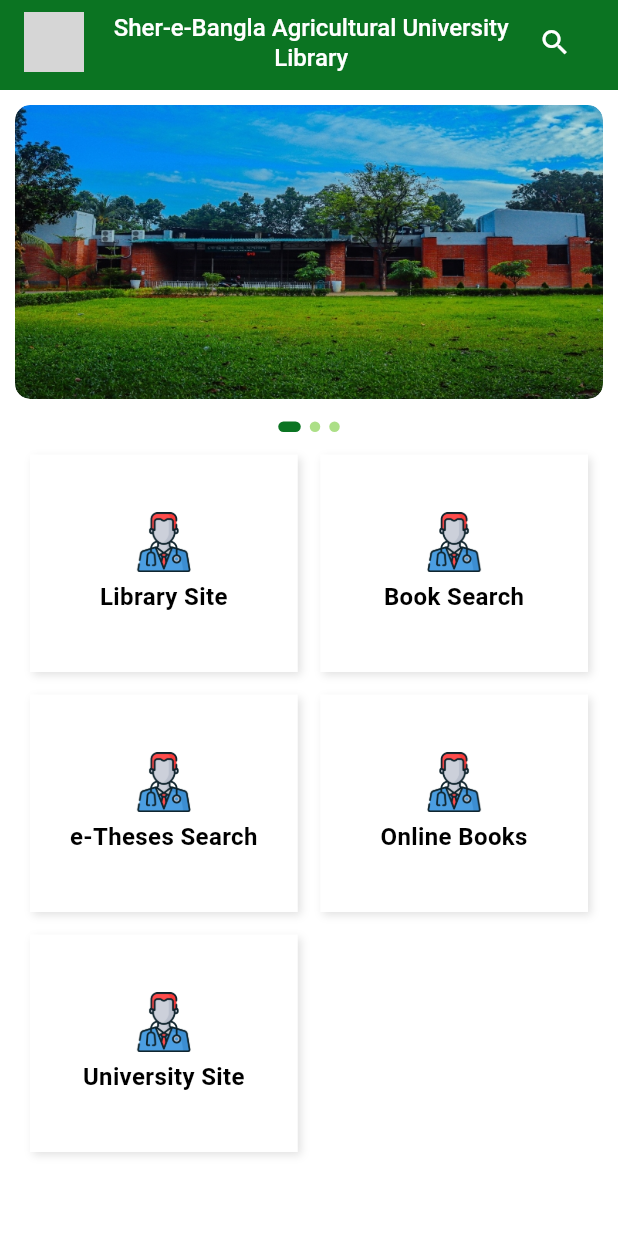
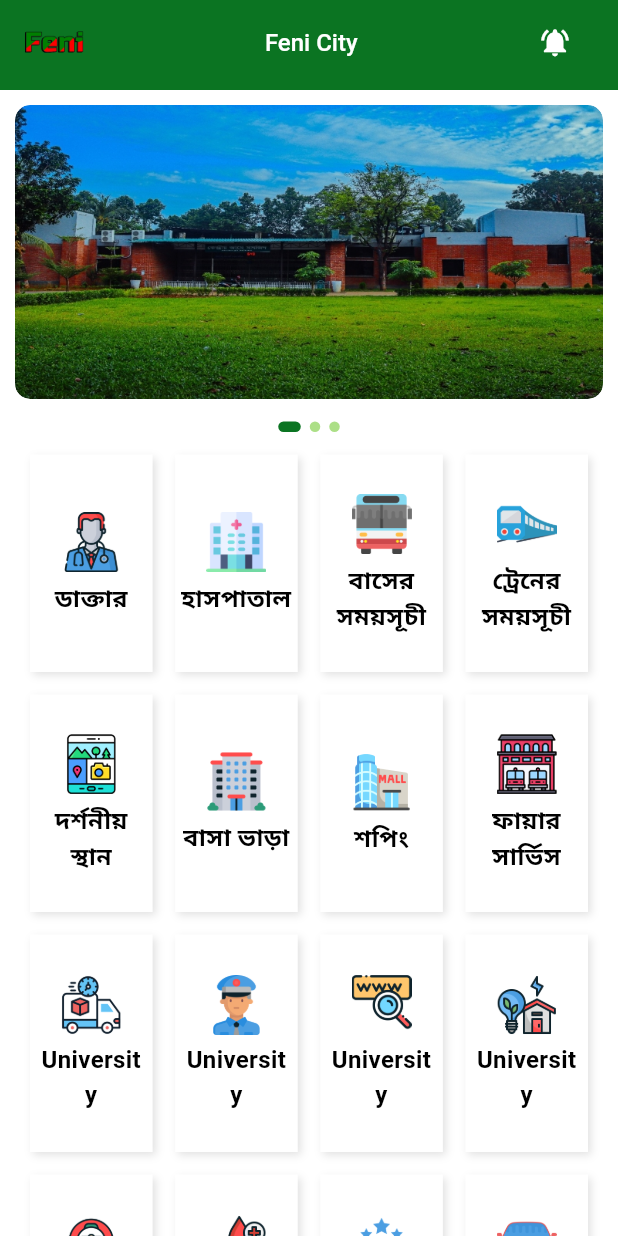
Before and after one commit to saeid721/feni_city, a Flutter app: the screen it shows after launch, on a phone screen of 412 x 824 dp. Run offline on Flutter 3.47's test engine with Material 3 defaults, Android fonts, the phone set to English and light mode, and no system bars; drawn by our look-alikes of carousel_slider; our stand-ins replace get, shimmer, webview_flutter; Roboto replaces fonts that are missing (Poppins, Rubik); grey boxes are pictures that could not be loaded.

Commit message:
icon update

```diff
--- a/lib/global/constants/images.dart
+++ b/lib/global/constants/images.dart
@@ -11,45 +11,45 @@
 
   //::::::::::::::::::::::::: Splash Img
 
-  static const String appLogo = 'assets/images/app_logo.png';
+  static const String appLogo = 'assets/images/FeniCitylogo.png';
   static const String oxfordInc = 'assets/images/oxford.png';
 
   static const String doctorInc = 'assets/icons/doctor.png';
+  static const String hospitalInc = 'assets/icons/hospital.png';
+  static const String busInc = 'assets/icons/bus.png';
+  static const String trainInc = 'assets/icons/train.png';
+  static const String touristPlacesInc = 'assets/icons/tourist_places.png';
+  static const String roomRentInc = 'assets/icons/room_rent.png';
+  static const String shoppingCenterInc = 'assets/icons/shopping_center.png';
+  static const String fireStationInc = 'assets/icons/fire_station.png';
+  static const String courierServicesInc = 'assets/icons/courier_services.png';
+  static const String policeInc = 'assets/icons/police.png';
+  static const String websiteInc = 'assets/icons/website.png';
+  static const String lightInc = 'assets/icons/light.png';
+  static const String diagnosticInc = 'assets/icons/diagnostic.png';
+  static const String bloodInc = 'assets/icons/blood.png';
+  static const String hotelInc = 'assets/icons/hotel.png';
+  static const String carInc = 'assets/icons/car.png';
+  static const String mistriInc = 'assets/icons/mistri.png';
+  static const String customerCareInc = 'assets/icons/customer_care.png';
+  static const String jobInc = 'assets/icons/job.png';
+  static const String entrepreneurInc = 'assets/icons/entrepreneur.png';
+  static const String teacherInc = 'assets/icons/teacher.png';
+  static const String makeupInc = 'assets/icons/makeup2.png';
+  static const String restaurantInc = 'assets/icons/restaurant.png';
+  static const String flatLandInc = 'assets/icons/flat_land.png';
+  static const String videoInc = 'assets/icons/video.png';
+  static const String newspaperInc = 'assets/icons/newspaper.png';
+  static const String collageInc = 'assets/icons/collage.png';
+  static const String nurseryInc = 'assets/icons/nursery.png';
 
-  static const String bloodInc = 'assets/icons/blood.png';
-  static const String buildingInc = 'assets/icons/building.png';
-  static const String librarySiteInc = 'assets/icons/bus.png';
-  static const String busInc = 'assets/icons/library.png';
-  static const String carInc = 'assets/icons/car.png';
-  static const String collageInc = 'assets/icons/collage.png';
+  static const String homeInc = 'assets/icons/home.png';
   static const String contactInc = 'assets/icons/contact.png';
-  static const String customerCareInc = 'assets/icons/customer_care.png';
+  static const String notificationInc = 'assets/icons/notification.png';
+  static const String userInc = 'assets/icons/user.png';
+
   static const String emailInc = 'assets/icons/email.png';
-  static const String entrepreneurInc = 'assets/icons/entrepreneur.png';
   static const String facebookInc = 'assets/icons/facebook.png';
-  static const String fireStationInc = 'assets/icons/fire_station.png';
-  static const String homeInc = 'assets/icons/home.png';
-  static const String hospitalInc = 'assets/icons/hospital.png';
-  static const String diagnosticInc = 'assets/icons/diagnostic.png';
-  static const String jobInc = 'assets/icons/job.png';
-  static const String lightInc = 'assets/icons/light.png';
-  static const String locationInc = 'assets/icons/location.png';
-  static const String makeupInc = 'assets/icons/makeup2.png';
-  static const String mistriInc = 'assets/icons/mistri.png';
-  static const String newspaperInc = 'assets/icons/newspaper.png';
-  static const String notificationInc = 'assets/icons/notification.png';
-  static const String nurseryInc = 'assets/icons/nursery.png';
-  static const String officeBuildingInc = 'assets/icons/office_building.png';
-  static const String policeInc = 'assets/icons/police.png';
   static const String phoneInc = 'assets/icons/phone.png';
-  static const String restaurantInc = 'assets/icons/restaurant.png';
-  static const String hotelInc = 'assets/icons/hotel.png';
-  static const String shoppingCenterInc = 'assets/icons/shopping_center.png';
-  static const String touristPlacesInc = 'assets/icons/tourist_places.png';
-  static const String trainInc = 'assets/icons/train.png';
-  static const String userInc = 'assets/icons/user.png';
-  static const String courierServicesInc = 'assets/icons/courier_services.png';
-  static const String videoInc = 'assets/icons/video.png';
-  static const String websiteInc = 'assets/icons/website.png';
 
 }
--- a/lib/global/widget/custom_app_bar.dart
+++ b/lib/global/widget/custom_app_bar.dart
@@ -46,7 +46,7 @@
               GestureDetector(
                 onTap: onSearchTap,
                 child: const Icon(
-                  Icons.search,
+                  Icons.notifications_active,
                   color: ColorRes.white,
                   size: 22,
                 ),
--- a/lib/views/home_screen.dart
+++ b/lib/views/home_screen.dart
@@ -21,11 +21,34 @@
 
 class _HomeScreenState extends State<HomeScreen> {
   List<GlobalMenuModel> menuItem = [
-    GlobalMenuModel(img: Images.doctorInc, text: 'Library Site'),
-    GlobalMenuModel(img: Images.doctorInc, text: 'Book Search'),
-    GlobalMenuModel(img: Images.doctorInc, text: 'e-Theses Search'),
-    GlobalMenuModel(img: Images.doctorInc, text: 'Online Books'),
-    GlobalMenuModel(img: Images.doctorInc, text: 'University Site'),
+    GlobalMenuModel(img: Images.doctorInc, text: 'ডাক্তার'),
+    GlobalMenuModel(img: Images.hospitalInc, text: 'হাসপাতাল'),
+    GlobalMenuModel(img: Images.busInc, text: 'বাসের সময়সূচী'),
+    GlobalMenuModel(img: Images.trainInc, text: 'ট্রেনের সময়সূচী'),
+    GlobalMenuModel(img: Images.touristPlacesInc, text: 'দর্শনীয় স্থান'),
+    GlobalMenuModel(img: Images.roomRentInc, text: 'বাসা ভাড়া'),
+    GlobalMenuModel(img: Images.shoppingCenterInc, text: 'শপিং'),
+    GlobalMenuModel(img: Images.fireStationInc, text: 'ফায়ার সার্ভিস'),
+    GlobalMenuModel(img: Images.courierServicesInc, text: 'University'),
+    GlobalMenuModel(img: Images.policeInc, text: 'University'),
+    GlobalMenuModel(img: Images.websiteInc, text: 'University'),
+    GlobalMenuModel(img: Images.lightInc, text: 'University'),
+    GlobalMenuModel(img: Images.diagnosticInc, text: 'University'),
+    GlobalMenuModel(img: Images.bloodInc, text: 'University'),
+    GlobalMenuModel(img: Images.hotelInc, text: 'University'),
+    GlobalMenuModel(img: Images.carInc, text: 'University'),
+    GlobalMenuModel(img: Images.mistriInc, text: 'University'),
+    GlobalMenuModel(img: Images.customerCareInc, text: 'University'),
+    GlobalMenuModel(img: Images.jobInc, text: 'University'),
+    GlobalMenuModel(img: Images.entrepreneurInc, text: 'University'),
+    GlobalMenuModel(img: Images.teacherInc, text: 'University'),
+    GlobalMenuModel(img: Images.makeupInc, text: 'University'),
+    GlobalMenuModel(img: Images.restaurantInc, text: 'University'),
+    GlobalMenuModel(img: Images.flatLandInc, text: 'University'),
+    GlobalMenuModel(img: Images.videoInc, text: 'University'),
+    GlobalMenuModel(img: Images.newspaperInc, text: 'University'),
+    GlobalMenuModel(img: Images.collageInc, text: 'University'),
+    GlobalMenuModel(img: Images.nurseryInc, text: 'University'),
   ];
 
   int currentIndex = 0;
@@ -43,13 +66,12 @@
       backgroundColor: Colors.white,
       resizeToAvoidBottomInset: false,
       appBar: CustomAppBar(
-        title: 'Sher-e-Bangla Agricultural University Library',
+        title: 'Feni City',
         onSearchTap: () {
           // Handle search action
         },
       ),
-      body: SafeArea(
-        child: Column(
+      body: Column(
         spacing: 5,
         children: [
           // Carousel Slider
@@ -105,12 +127,13 @@
           const SizedBox(height: 5),
 
 
-            GridView.builder(
+          SingleChildScrollView(
+            child: GridView.builder(
                 itemCount: menuItem.length,
                 shrinkWrap: true,
                 physics: const NeverScrollableScrollPhysics(),
                 gridDelegate: const SliverGridDelegateWithFixedCrossAxisCount(
-                    crossAxisCount: 2,
+                    crossAxisCount: 4,
                     mainAxisSpacing: 15,
                     crossAxisSpacing: 15,
                     mainAxisExtent: 145
@@ -135,6 +158,60 @@
                           case 4:
                             Get.to(()=> const TrainWebViewScreen());
                             break;
+                          case 5:
+                            Get.to(()=> const DoctorScreen());
+                            break;
+                          case 6:
+                            Get.to(()=> const DoctorScreen());
+                            break;
+                          case 7:
+                            Get.to(()=> const DoctorScreen());
+                            break;
+                          case 8:
+                            Get.to(()=> const DoctorScreen());
+                            break;
+                          case 9:
+                            Get.to(()=> const DoctorScreen());
+                            break;
+                          case 10:
+                            Get.to(()=> const DoctorScreen());
+                            break;
+                          case 11:
+                            Get.to(()=> const DoctorScreen());
+                            break;
+                          case 12:
+                            Get.to(()=> const DoctorScreen());
+                            break;
+                          case 13:
+                            Get.to(()=> const DoctorScreen());
+                            break;
+                          case 14:
+                            Get.to(()=> const HospitalScreen());
+                            break;
+                          case 15:
+                            Get.to(()=> const HospitalScreen());
+                            break;
+                          case 16:
+                            Get.to(()=> const HospitalScreen());
+                            break;
+                          case 17:
+                            Get.to(()=> const HospitalScreen());
+                            break;
+                          case 18:
+                            Get.to(()=> const HospitalScreen());
+                            break;
+                          case 19:
+                            Get.to(()=> const HospitalScreen());
+                            break;
+                          case 20:
+                            Get.to(()=> const HospitalScreen());
+                            break;
+                          case 21:
+                            Get.to(()=> const HospitalScreen());
+                            break;
+                          case 22:
+                            Get.to(()=> const HospitalScreen());
+                            break;
                         }
                       },
                       child: HomeMenuWidget(
@@ -147,78 +224,8 @@
                   );
                 }
             ),
-
-            // Row(
-            //   children: [
-            //     Expanded(
-            //       child: CategoryCardWidget(
-            //         imagePath: 'assets/icons/library.png',
-            //         title: 'Library Site',
-            //         onTap: () {
-            //           Get.off(() => LibraryWebViewScreen());
-            //         },
-            //       ),
-            //     ),
-            //     const SizedBox(width: 5),
-            //     Expanded(
-            //       child: CategoryCardWidget(
-            //         imagePath: 'assets/icons/books.png',
-            //         title: 'Book Search',
-            //         onTap: () {
-            //           Get.to(() => BooksSearchScreen());
-            //         },
-            //       ),
-            //     ),
-            //   ],
-            // ),
-            // Row(
-            //   children: [
-            //     Expanded(
-            //       child: CategoryCardWidget(
-            //         imagePath: 'assets/icons/thesis.png',
-            //         title: 'e-Theses Search',
-            //         onTap: () {
-            //           Get.to(() => LibraryWebViewScreen());
-            //         },
-            //       ),
-            //     ),
-            //     const SizedBox(width: 5),
-            //     Expanded(
-            //       child: CategoryCardWidget(
-            //         imagePath: 'assets/icons/e_books.png',
-            //         title: 'Online Books',
-            //         onTap: () {
-            //           Get.to(() => EbooksScreen());
-            //         },
-            //       ),
-            //     ),
-            //   ],
-            // ),
-            // Row(
-            //   children: [
-            //     Expanded(
-            //       child: CategoryCardWidget(
-            //         imagePath: 'assets/icons/website.png',
-            //         title: 'University Site',
-            //         onTap: () {
-            //           Get.to(() => UniversityWebViewScreen());
-            //         },
-            //       ),
-            //     ),
-            //     // const SizedBox(width: 5),
-            //     // Expanded(
-            //     //   child: CategoryCardWidget(
-            //     //     imagePath: 'assets/icons/e_books.png',
-            //     //     title: 'Online Books',
-            //     //     onTap: () {
-            //     //       // Navigate to General SubCategory Screen
-            //     //     },
-            //     //   ),
-            //     // ),
-            //   ],
-            // ),
+          ),
         ],
-        ),
       ),
     );
   }
```
Also changed, not shown: assets/icons/flat_land.png (renamed from assets/icons/location.png), assets/icons/police.png (renamed from assets/icons/policeman.png), assets/icons/room_rent.png (renamed from assets/icons/office_building.png), assets/icons/room_rent2.png (renamed from assets/icons/building.png). Lines whose indentation alone changed are shown as unchanged.
